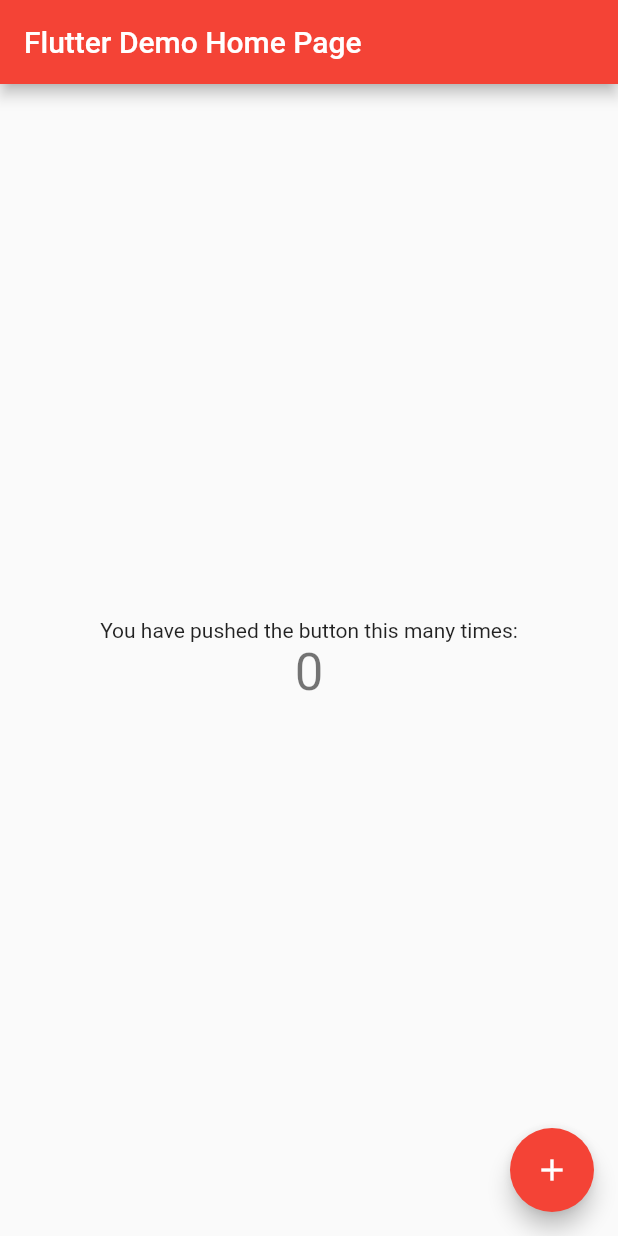
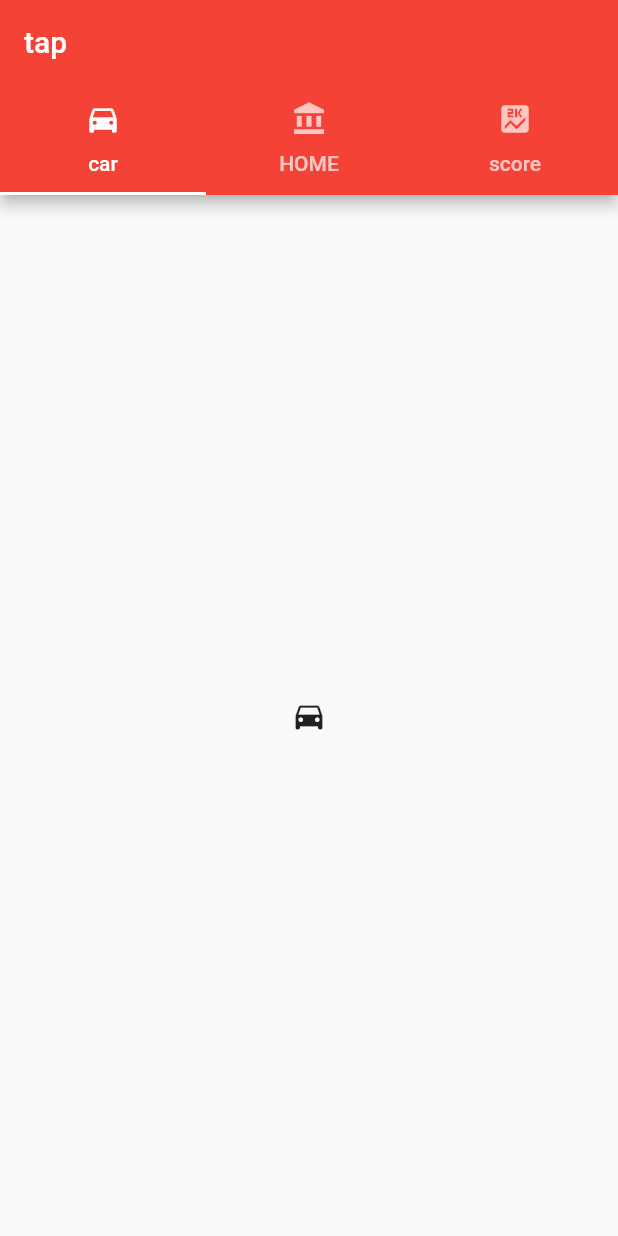
Before and after one commit to apichart2425/lab01, a Flutter app: the screen it shows after launch, on a phone screen of 412 x 824 dp. Run offline on Flutter 3.47's test engine with Material 2 defaults, Android fonts, the phone set to English and light mode, and no system bars.

```diff
--- a/lib/main.dart
+++ b/lib/main.dart
@@ -8,104 +8,111 @@ class MyApp extends StatelessWidget {
   Widget build(BuildContext context) {
     return MaterialApp(
       title: 'Flutter Demo',
+      // debugShowCheckedModeBanner: false, //show bar debug
       theme: ThemeData(
-        // This is the theme of your application.
-        //
-        // Try running your application with "flutter run". You'll see the
-        // application has a blue toolbar. Then, without quitting the app, try
-        // changing the primarySwatch below to Colors.green and then invoke
-        // "hot reload" (press "r" in the console where you ran "flutter run",
-        // or simply save your changes to "hot reload" in a Flutter IDE).
-        // Notice that the counter didn't reset back to zero; the application
-        // is not restarted.
         primarySwatch: Colors.red,
       ),
-      home: MyHomePage(title: 'Flutter Demo Home Page'),
+      home: MyHomePage(),
     );
   }
 }
 
-class MyHomePage extends StatefulWidget {
-  MyHomePage({Key key, this.title}) : super(key: key);
+//<-----STATELESS------>
+// STATELESS this not lender on time, but is lender only one time to run page
 
-  // This widget is the home page of your application. It is stateful, meaning
-  // that it has a State object (defined below) that contains fields that affect
-  // how it looks.
+// class MyHomePage extends StatelessWidget {
+//   int counter = 0;
 
-  // This class is the configuration for the state. It holds the values (in this
-  // case the title) provided by the parent (in this case the App widget) and
-  // used by the build method of the State. Fields in a Widget subclass are
-  // always marked "final".
+//   @override
+//   Widget build(BuildContext context) {
+//     return Scaffold(
+//       appBar: AppBar(
+//         title: Text("PACKINZG3"),
+//       ),
+//       body: Text("${counter}"),
+//       floatingActionButton: IconButton(
+//         icon: Icon(Icons.add),
+//         onPressed: () {
+//           counter++;
+//           print("Counter value $counter");
+//         },
+//       ),
+//     );
+//   }
+// }
 
-  final String title;
+//<-----STATEFUL------>
+// STATEFUL lender page on time
 
+class Counterscroe extends StatefulWidget {
   @override
-  _MyHomePageState createState() => _MyHomePageState();
+  State<StatefulWidget> createState() {
+    return MyHomePageState(); //call the child function
+  }
 }
 
-class _MyHomePageState extends State<MyHomePage> {
-  int _counter = 0;
-
-  void _incrementCounter() {
-    setState(() {
-      // This call to setState tells the Flutter framework that something has
-      // changed in this State, which causes it to rerun the build method below
-      // so that the display can reflect the updated values. If we changed
-      // _counter without calling setState(), then the build method would not be
-      // called again, and so nothing would appear to happen.
-      _counter++;
-    });
-  }
+class MyHomePageState extends State<Counterscroe> {
+  //state<..>  call the function parent
+  int counter = 0;
 
   @override
   Widget build(BuildContext context) {
-    // This method is rerun every time setState is called, for instance as done
-    // by the _incrementCounter method above.
-    //
-    // The Flutter framework has been optimized to make rerunning build methods
-    // fast, so that you can just rebuild anything that needs updating rather
-    // than having to individually change instances of widgets.
+    // TODO: implement build
     return Scaffold(
       appBar: AppBar(
-        // Here we take the value from the MyHomePage object that was created by
-        // the App.build method, and use it to set our appbar title.
-        title: Text(widget.title),
+        title: Text("PACKINZG3"),
       ),
-      body: Center(
-        // Center is a layout widget. It takes a single child and positions it
-        // in the middle of the parent.
-        child: Column(
-          // Column is also layout widget. It takes a list of children and
-          // arranges them vertically. By default, it sizes itself to fit its
-          // children horizontally, and tries to be as tall as its parent.
-          //
-          // Invoke "debug painting" (press "p" in the console, choose the
-          // "Toggle Debug Paint" action from the Flutter Inspector in Android
-          // Studio, or the "Toggle Debug Paint" command in Visual Studio Code)
-          // to see the wireframe for each widget.
-          //
-          // Column has various properties to control how it sizes itself and
-          // how it positions its children. Here we use mainAxisAlignment to
-          // center the children vertically; the main axis here is the vertical
-          // axis because Columns are vertical (the cross axis would be
-          // horizontal).
-          mainAxisAlignment: MainAxisAlignment.center,
-          children: <Widget>[
-            Text(
-              'You have pushed the button this many times:',
-            ),
-            Text(
-              '$_counter',
-              style: Theme.of(context).textTheme.display1,
-            ),
-          ],
-        ),
+      body: Row(
+        //row is column || column is row --?> HTML
+        mainAxisAlignment: MainAxisAlignment.spaceAround,
+        crossAxisAlignment: CrossAxisAlignment.start,
+        children: <Widget>[
+          Text("${counter}"),
+          Text("row1"),
+          Text("row2"),
+        ],
       ),
       floatingActionButton: FloatingActionButton(
-        onPressed: _incrementCounter,
-        tooltip: 'Increment',
         child: Icon(Icons.add),
-      ), // This trailing comma makes auto-formatting nicer for build methods.
+        onPressed: () {
+          //setstate to change value counter
+          setState(() {
+            counter++;
+          });
+          print("Counter value $counter");
+          return counter;
+        },
+      ),
     );
   }
 }
+
+
+class MyHomePage extends StatelessWidget{
+  @override
+  Widget build(BuildContext context) {
+    // TODO: implement build
+    return DefaultTabController(
+      length: 3,
+      child: Scaffold(
+        appBar: AppBar(
+          title: Text("tap"),
+          bottom: TabBar(
+            tabs: <Widget>[
+            Tab(icon: Icon(Icons.directions_car), text: "car",),
+            Tab(icon: Icon(Icons.account_balance), text: "HOME",),
+            Tab(icon: Icon(Icons.score), text: "score",),
+          ],),
+        ),
+        body: TabBarView(
+          children: <Widget>[
+            Icon(Icons.directions_car),
+            Icon(Icons.account_balance),
+            Icon(Icons.score),
+          ],
+        ),
+      )
+    );
+  }
+
+}
```
